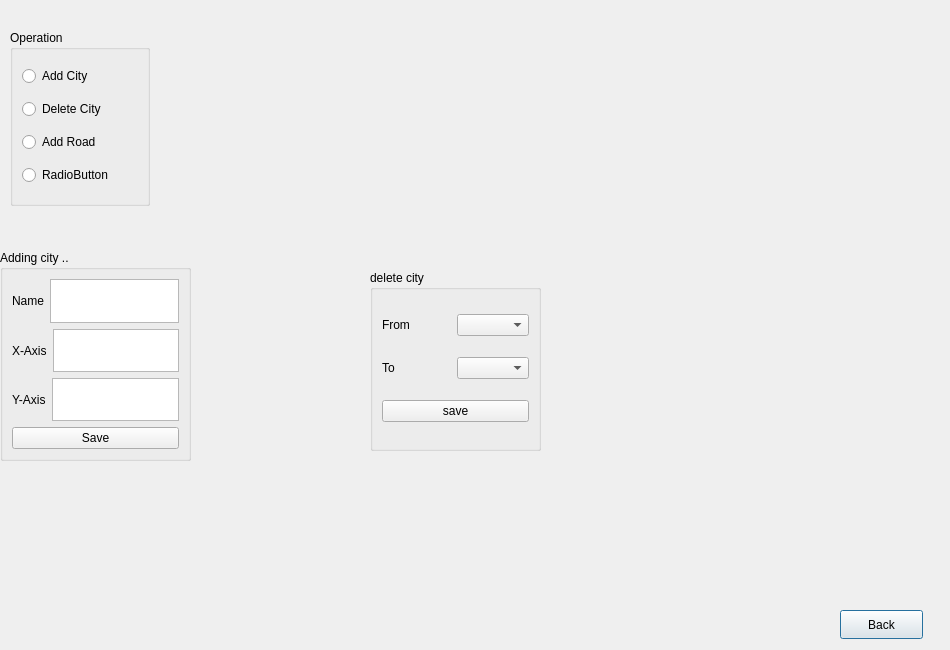
Before: the Qt Designer form edit.ui in MohabASHRAF-byte/mini-waslni-gui, drawn with Qt 5.
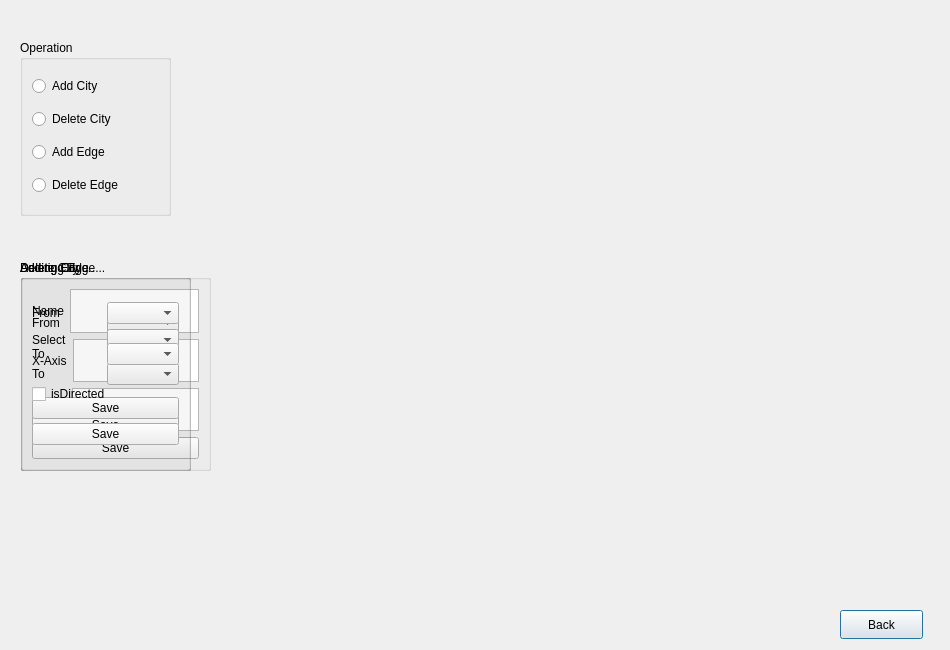
After: the same form once the commit is applied.

```diff
--- a/edit.ui
+++ b/edit.ui
@@ -29,9 +29,9 @@
   <widget class="QGroupBox" name="operation_groupBox">
    <property name="geometry">
     <rect>
-     <x>10</x>
-     <y>30</y>
-     <width>140</width>
+     <x>20</x>
+     <y>40</y>
+     <width>151</width>
      <height>176</height>
     </rect>
    </property>
@@ -56,14 +56,14 @@
     <item>
      <widget class="QRadioButton" name="add_road_radioButton">
       <property name="text">
-       <string>Add Road</string>
+       <string>Add Edge</string>
       </property>
      </widget>
     </item>
     <item>
      <widget class="QRadioButton" name="delete_road_radioButton">
       <property name="text">
-       <string>RadioButton</string>
+       <string>Delete Edge</string>
       </property>
      </widget>
     </item>
@@ -72,14 +72,14 @@
   <widget class="QGroupBox" name="add_city_groupBox">
    <property name="geometry">
     <rect>
-     <x>0</x>
-     <y>250</y>
+     <x>20</x>
+     <y>260</y>
      <width>191</width>
      <height>211</height>
     </rect>
    </property>
    <property name="title">
-    <string>Adding city ..</string>
+    <string>Adding City ..</string>
    </property>
    <layout class="QVBoxLayout" name="verticalLayout_2">
     <item>
@@ -136,14 +136,14 @@
   <widget class="QGroupBox" name="delete_city_groupBox">
    <property name="geometry">
     <rect>
-     <x>370</x>
-     <y>270</y>
+     <x>20</x>
+     <y>260</y>
      <width>171</width>
-     <height>181</height>
+     <height>211</height>
     </rect>
    </property>
    <property name="title">
-    <string>delete city</string>
+    <string>Deleting Edge ..</string>
    </property>
    <layout class="QVBoxLayout" name="verticalLayout_3">
     <item>
@@ -177,7 +177,100 @@
     <item>
      <widget class="QPushButton" name="delete_edge_save_pushButton">
       <property name="text">
-       <string>save</string>
+       <string>Save</string>
+      </property>
+     </widget>
+    </item>
+   </layout>
+  </widget>
+  <widget class="QGroupBox" name="delete_city_groupBox_">
+   <property name="geometry">
+    <rect>
+     <x>20</x>
+     <y>260</y>
+     <width>171</width>
+     <height>211</height>
+    </rect>
+   </property>
+   <property name="title">
+    <string>Delete City ..</string>
+   </property>
+   <layout class="QVBoxLayout" name="verticalLayout_4">
+    <item>
+     <layout class="QHBoxLayout" name="horizontalLayout_6">
+      <item>
+       <widget class="QLabel" name="label_6">
+        <property name="text">
+         <string>Select</string>
+        </property>
+       </widget>
+      </item>
+      <item>
+       <widget class="QComboBox" name="delete_city_comboBox"/>
+      </item>
+     </layout>
+    </item>
+    <item>
+     <widget class="QPushButton" name="delete_city_save_pushButton">
+      <property name="text">
+       <string>Save</string>
+      </property>
+     </widget>
+    </item>
+   </layout>
+  </widget>
+  <widget class="QGroupBox" name="add_edge_groupBox_">
+   <property name="geometry">
+    <rect>
+     <x>20</x>
+     <y>260</y>
+     <width>171</width>
+     <height>211</height>
+    </rect>
+   </property>
+   <property name="title">
+    <string>Adding Edge ..</string>
+   </property>
+   <layout class="QVBoxLayout" name="verticalLayout_5">
+    <item>
+     <layout class="QHBoxLayout" name="horizontalLayout_7">
+      <item>
+       <widget class="QLabel" name="label_7">
+        <property name="text">
+         <string>From</string>
+        </property>
+       </widget>
+      </item>
+      <item>
+       <widget class="QComboBox" name="add_edge_from_comboBox_"/>
+      </item>
+     </layout>
+    </item>
+    <item>
+     <layout class="QHBoxLayout" name="horizontalLayout_8">
+      <item>
+       <widget class="QLabel" name="label_8">
+        <property name="text">
+         <string>To</string>
+        </property>
+       </widget>
+      </item>
+      <item>
+       <widget class="QComboBox" name="add_edge_to_comboBox_"/>
+      </item>
+     </layout>
+    </item>
+    <item>
+     <widget class="QCheckBox" name="isdirected_add_edge_checkBox">
+      <property name="text">
+       <string>isDirected</string>
+      </property>
+     </widget>
+    </item>
+    <item>
+     <widget class="QPushButton" name="add_edge_save_pushButton_">
+      <property name="text">
+       <string>Save</string>
       </property>
      </widget>
     </item>
```
Left out of the diff: 8 changed lines with no effect on the pictures.
